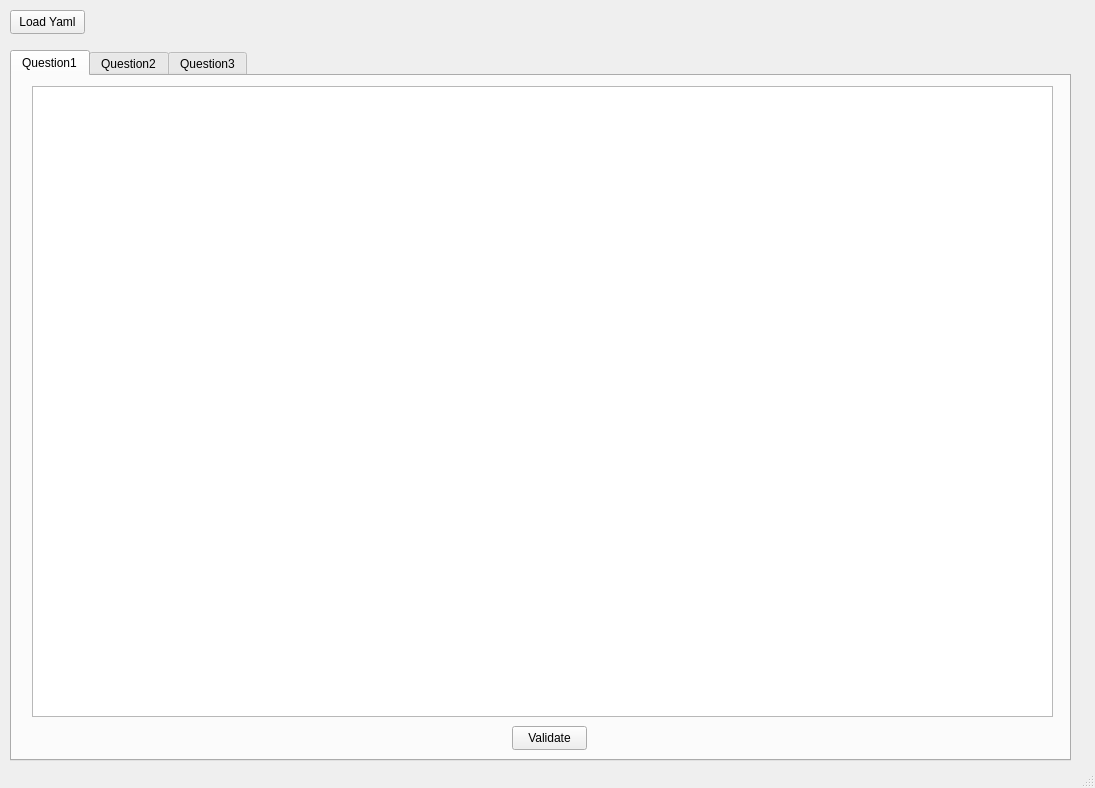
Old version of the form mainwindow.ui in the repository frack113/sigma_logsource_helper.
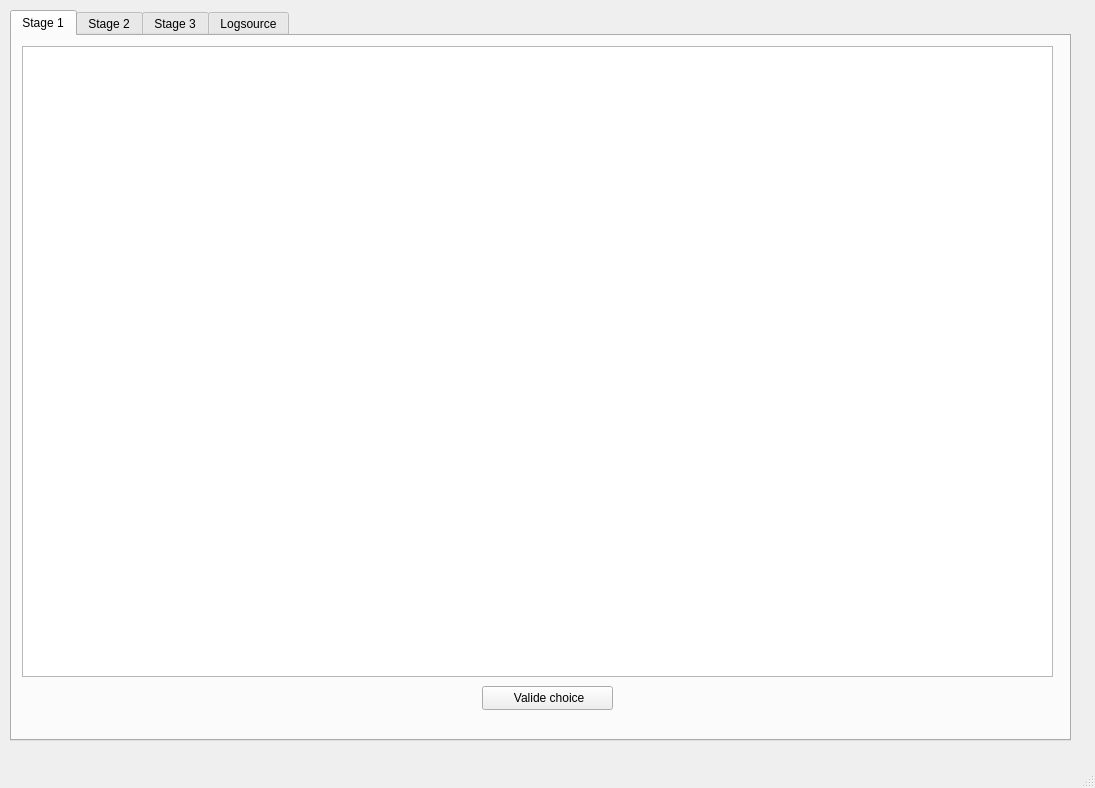
New version of the form.

Commit message: Add Qt6 Quizz

Patch:
```diff
--- a/mainwindow.ui
+++ b/mainwindow.ui
@@ -18,9 +18,9 @@
     <property name="geometry">
      <rect>
       <x>10</x>
-      <y>50</y>
+      <y>10</y>
       <width>1061</width>
-      <height>711</height>
+      <height>731</height>
      </rect>
     </property>
     <property name="currentIndex">
@@ -28,58 +28,78 @@
     </property>
     <widget class="QWidget" name="question_1">
      <attribute name="title">
-      <string>Question1</string>
+      <string>Stage 1</string>
      </attribute>
-     <widget class="QListView" name="listView_1">
-      <property name="geometry">
-       <rect>
-        <x>20</x>
-        <y>10</y>
-        <width>1021</width>
-        <height>631</height>
-       </rect>
-      </property>
-      <property name="selectionMode">
-       <enum>QAbstractItemView::ExtendedSelection</enum>
-      </property>
-     </widget>
      <widget class="QPushButton" name="valide_1">
       <property name="geometry">
        <rect>
-        <x>500</x>
+        <x>470</x>
         <y>650</y>
-        <width>75</width>
+        <width>131</width>
         <height>24</height>
        </rect>
       </property>
       <property name="text">
-       <string>Validate</string>
+       <string> Valide choice</string>
       </property>
      </widget>
+     <widget class="QListWidget" name="list_q1">
+      <property name="geometry">
+       <rect>
+        <x>10</x>
+        <y>10</y>
+        <width>1031</width>
+        <height>631</height>
+       </rect>
+      </property>
+      <property name="locale">
+       <locale language="French" country="France"/>
+      </property>
+      <property name="dragDropMode">
+       <enum>QAbstractItemView::NoDragDrop</enum>
+      </property>
+      <property name="selectionMode">
+       <enum>QAbstractItemView::MultiSelection</enum>
+      </property>
+      <property name="viewMode">
+       <enum>QListView::ListMode</enum>
+      </property>
+      <property name="modelColumn">
+       <number>0</number>
+      </property>
+      <property name="uniformItemSizes">
+       <bool>true</bool>
+      </property>
+      <property name="itemAlignment">
+       <set>Qt::AlignLeading</set>
+      </property>
+     </widget>
     </widget>
     <widget class="QWidget" name="tab_3">
      <attribute name="title">
-      <string>Question2</string>
+      <string>Stage 2</string>
      </attribute>
     </widget>
     <widget class="QWidget" name="tab_2">
      <attribute name="title">
-      <string>Question3</string>
+      <string>Stage 3</string>
      </attribute>
     </widget>
-   </widget>
-   <widget class="QPushButton" name="Button_load">
-    <property name="geometry">
-     <rect>
-      <x>10</x>
-      <y>10</y>
-      <width>75</width>
-      <height>24</height>
-     </rect>
-    </property>
-    <property name="text">
-     <string>Load Yaml</string>
-    </property>
+    <widget class="QWidget" name="logsource">
+     <attribute name="title">
+      <string>Logsource</string>
+     </attribute>
+     <widget class="QTableWidget" name="tableWidget">
+      <property name="geometry">
+       <rect>
+        <x>10</x>
+        <y>10</y>
+        <width>1031</width>
+        <height>671</height>
+       </rect>
+      </property>
+     </widget>
+    </widget>
    </widget>
   </widget>
   <widget class="QStatusBar" name="statusbar"/>
```
Left out of the diff: 98 changed lines with no effect on the pictures. The commit also changes 1 other file.
